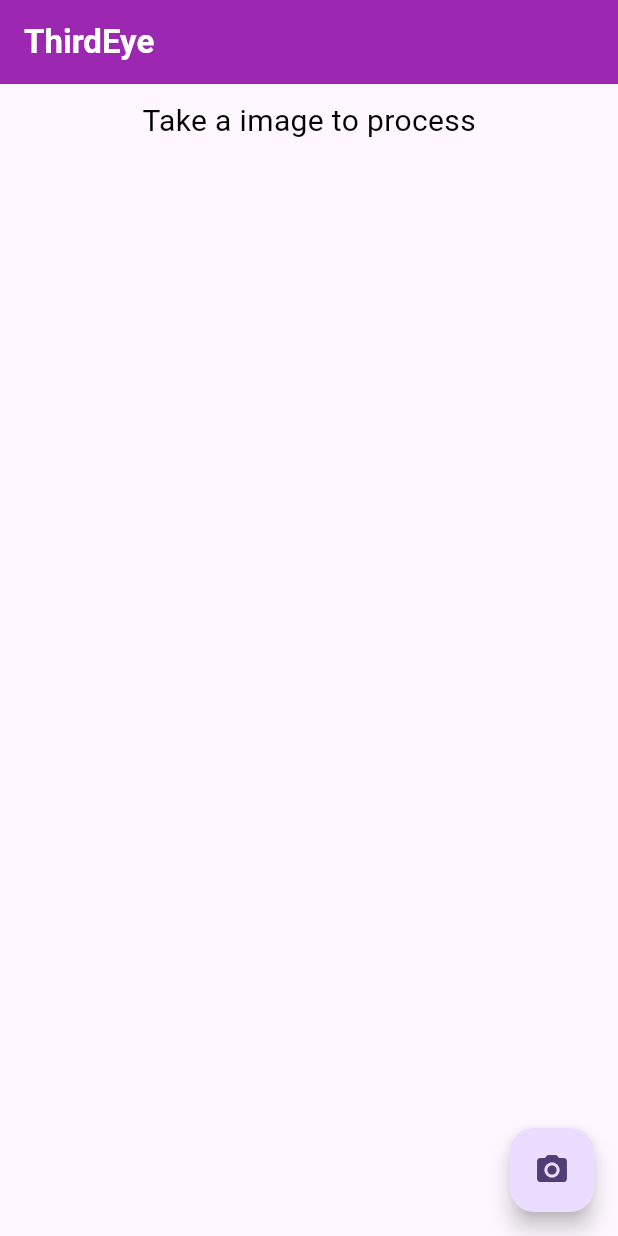
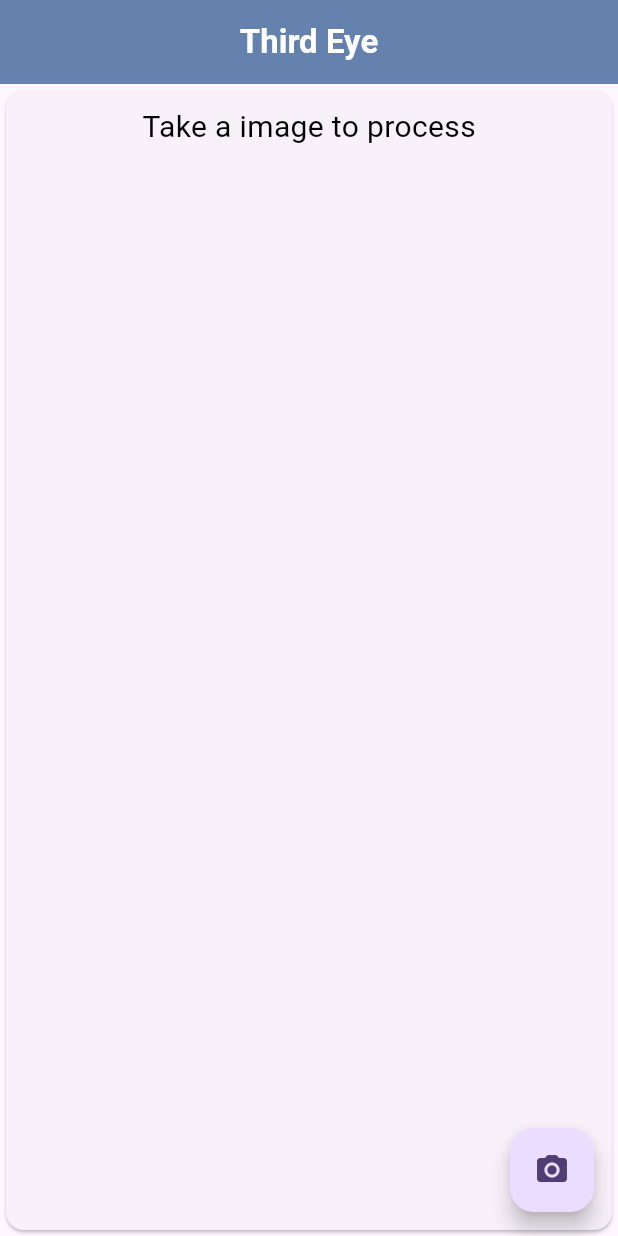
Before and after one commit to NABDroid/my_third_eye, a Flutter app: the screen it shows after launch, after a tap on the "camera alt" icon, on a phone screen of 412 x 824 dp. Run offline on Flutter 3.47's test engine with Material 3 defaults, Android fonts, the phone set to English and light mode, and no system bars; our stand-ins replace camera, flutter_tts, google_generative_ai.

Commit message:
third-eye 2

```diff
--- a/lib/Screens/BaseScreen.dart
+++ b/lib/Screens/BaseScreen.dart
@@ -7,18 +7,19 @@ import 'Styles.dart';
 import 'dart:async';
 import 'package:flutter_tts/flutter_tts.dart';
 
-
 class BaseScreen extends StatefulWidget {
   const BaseScreen({
     super.key,
     required this.camera,
   });
+
   final CameraDescription camera;
+
   @override
   State<BaseScreen> createState() => _BaseScreenState();
 }
 
-class _BaseScreenState extends State<BaseScreen>  with WidgetsBindingObserver {
+class _BaseScreenState extends State<BaseScreen> {
   late CameraController cameraController;
   late Future<void> initializeControllerFuture;
   XFile? image;
@@ -29,8 +30,6 @@ class _BaseScreenState extends State<BaseScreen>  with WidgetsBindingObserver {
   String? command = "";
   late FlutterTts flutterTts;
   Timer? _timer;
-
-
 
   @override
   void initState() {
@@ -46,21 +45,27 @@ class _BaseScreenState extends State<BaseScreen>  with WidgetsBindingObserver {
       apiKey: geminiKey,
     );
     chatSession = model.startChat();
-    _timer = Timer.periodic(Duration(seconds: 40), (Timer t) => takeImage());
+    initTts();
+
+    initializeControllerFuture.then((_) {
+      _timer = Timer.periodic(const Duration(seconds: 30), (Timer t) async {
+        await takeImage();
+      });
+    });
   }
 
-  @override
-  void didChangeAppLifecycleState(AppLifecycleState state) {
-    if (state == AppLifecycleState.paused) {
-      // App is in the background
-    } else if (state == AppLifecycleState.resumed) {
-      // App is in the foreground
-    }
+  dynamic initTts() {
+    flutterTts = FlutterTts();
   }
 
-
-
-
+  // @override
+  // void didChangeAppLifecycleState(AppLifecycleState state) {
+  //   if (state == AppLifecycleState.paused) {
+  //     // App is in the background
+  //   } else if (state == AppLifecycleState.resumed) {
+  //     // App is in the foreground
+  //   }
+  // }
 
   @override
   Widget build(BuildContext context) {
@@ -68,15 +73,18 @@ class _BaseScreenState extends State<BaseScreen>  with WidgetsBindingObserver {
       child: Scaffold(
         appBar: AppBar(
           backgroundColor: themeColor,
-          title: Text(
-            "ThirdEye",
+          title: Center(
+            child: Text(
+              "Third Eye",
               style: appBarTextStyle,
+            ),
           ),
         ),
         body: ValueListenableBuilder<bool>(
           valueListenable: rebuildBase,
           builder: (context, value, child) {
-            return Padding(
+            return Card(
+              child: Padding(
                 padding: const EdgeInsets.all(10),
                 child: Column(
                   crossAxisAlignment: CrossAxisAlignment.center,
@@ -87,7 +95,9 @@ class _BaseScreenState extends State<BaseScreen>  with WidgetsBindingObserver {
                           children: [
                             (image == null)
                                 ? Container()
-                              : SizedBox(height: 300,child: Image.file(File(image!.path))),
+                                : SizedBox(
+                                    height: 300,
+                                    child: Image.file(File(image!.path))),
                             Text(
                               apiResponse!,
                               style: darkDetailsTextStyle,
@@ -99,8 +109,8 @@ class _BaseScreenState extends State<BaseScreen>  with WidgetsBindingObserver {
                         ),
                       ),
                     ),
-
                   ],
+                ),
               ),
             );
           },
@@ -118,31 +128,32 @@ class _BaseScreenState extends State<BaseScreen>  with WidgetsBindingObserver {
     cameraController.dispose();
     image = null;
     _timer?.cancel();
-    WidgetsBinding.instance.removeObserver(this);
+    // WidgetsBinding.instance.removeObserver(this);
     super.dispose();
   }
 
   Future<void> takeImage() async {
     try {
-
       image = await cameraController.takePicture();
       image = await cameraController.takePicture();
       final imageBytes = await image!.readAsBytes();
-      Content multiContent = Content.multi([TextPart("What's there?"), DataPart('image/jpeg', imageBytes)]);
+      Content multiContent = Content.multi(
+          [TextPart("What's there?"), DataPart('image/jpeg', imageBytes)]);
       final geminiResponse = await chatSession
           .sendMessage(multiContent)
           .timeout(const Duration(seconds: 15));
       if (geminiResponse.text == null) {
-        apiResponse = "No response from api";
+        apiResponse = "No response from gemini, check your internet connection";
       } else {
         apiResponse = geminiResponse.text!;
         apiResponse = apiResponse.replaceAll("The image shows", "I'm seeing");
-        await flutterTts.speak(apiResponse!);
       }
       rebuildBase.value = !rebuildBase.value;
+      await flutterTts.speak(apiResponse!);
     } catch (e) {
+      print("=========================================================");
+      print(e.toString());
       image = null;
-
     }
   }
 }
--- a/lib/Screens/Styles.dart
+++ b/lib/Screens/Styles.dart
@@ -1,7 +1,7 @@
 
 import 'package:flutter/material.dart';
 
-Color themeColor = Colors.purple;
+Color themeColor = Color(0xFF6482AD);
 Color liteTextColor = Colors.white;
 Color darkTextColor = Colors.black;
 
```
Also changed, not shown: 1 other file. Lines whose indentation alone changed are shown as unchanged.
